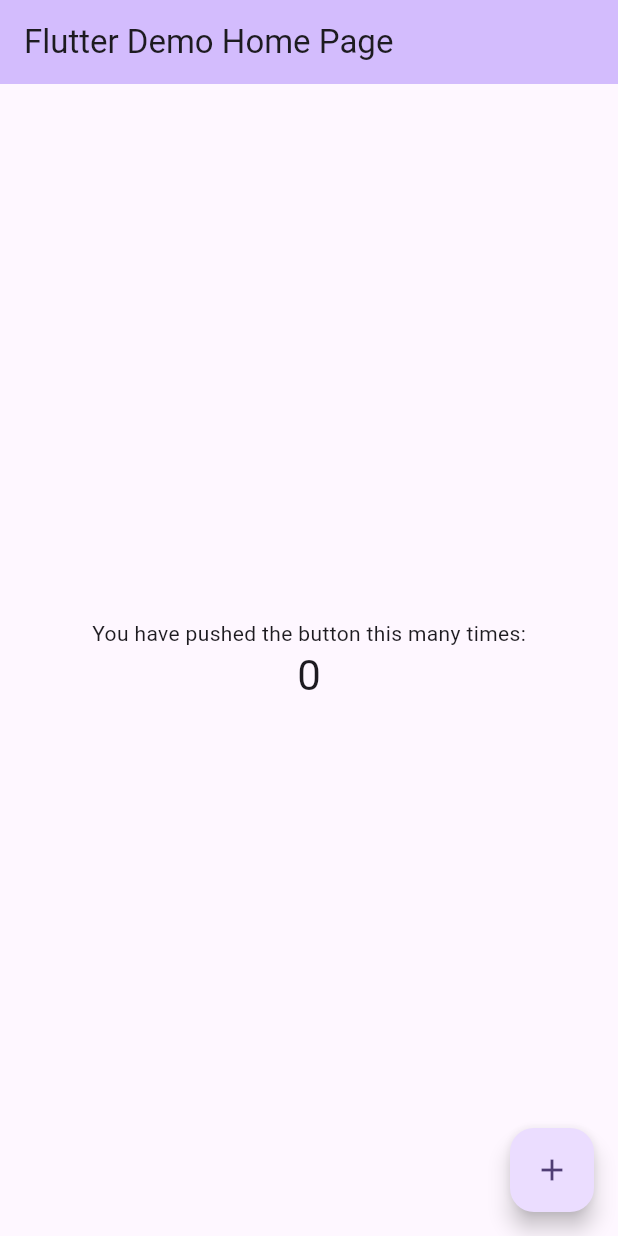
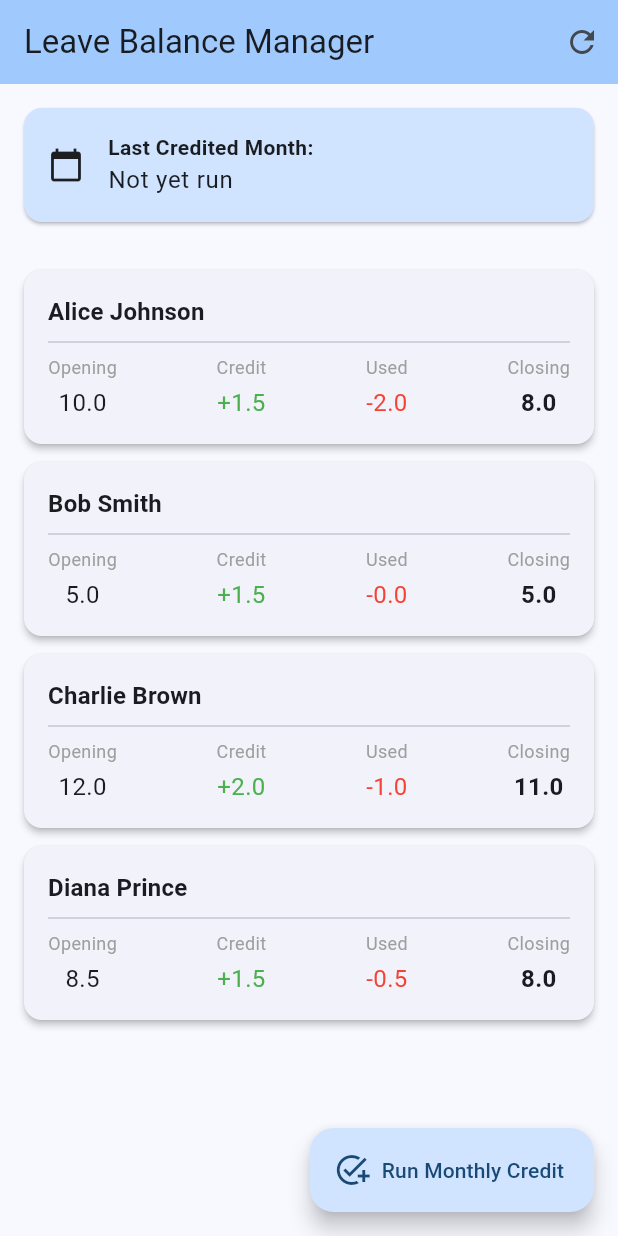
Before and after one commit to could-ai/019ae2f3-b0e4-7717-aeb5-66bb78299f5d, a Flutter app: the screen it shows after launch, on a phone screen of 412 x 824 dp. Run offline on Flutter 3.47's test engine with Material 3 defaults, Android fonts, the phone set to English and light mode, and no system bars.

Commit message:
Created LeaveBalance data model to represent employee leave data.; Created LeaveService to handle business logic, translating the Google Apps Script 'creditMonthlyLeaves' function into Dart.; Created HomeScreen to display employee leave balances and provide a button to trigger the monthly credit logic.; Updated main.dart to set up the application entry point and routing to the new HomeScreen.

```diff
--- a/usr/lib/main.dart
+++ b/usr/lib/main.dart
@@ -1,4 +1,5 @@
 import 'package:flutter/material.dart';
+import 'screens/home_screen.dart';
 
 void main() {
   runApp(const MyApp());
@@ -7,117 +8,19 @@ void main() {
 class MyApp extends StatelessWidget {
   const MyApp({super.key});
 
-  // This widget is the root of your application.
   @override
   Widget build(BuildContext context) {
     return MaterialApp(
-      title: 'Flutter Demo',
+      title: 'Leave Manager',
       debugShowCheckedModeBanner: false,
       theme: ThemeData(
-        // This is the theme of your application.
-        //
-        // TRY THIS: Try running your application with "flutter run". You'll see
-        // the application has a purple toolbar. Then, without quitting the app,
-        // try changing the seedColor in the colorScheme below to Colors.green
-        // and then invoke "hot reload" (save your changes or press the "hot
-        // reload" button in a Flutter-supported IDE, or press "r" if you used
-        // the command line to start the app).
-        //
-        // Notice that the counter didn't reset back to zero; the application
-        // state is not lost during the reload. To reset the state, use hot
-        // restart instead.
-        //
-        // This works for code too, not just values: Most code changes can be
-        // tested with just a hot reload.
-        colorScheme: ColorScheme.fromSeed(seedColor: Colors.deepPurple),
+        colorScheme: ColorScheme.fromSeed(seedColor: Colors.blue),
+        useMaterial3: true,
       ),
       initialRoute: '/',
       routes: {
-        '/': (context) => const MyHomePage(title: 'Flutter Demo Home Page'),
+        '/': (context) => const HomeScreen(),
       },
     );
   }
 }
-
-class MyHomePage extends StatefulWidget {
-  const MyHomePage({super.key, required this.title});
-
-  // This widget is the home page of your application. It is stateful, meaning
-  // that it has a State object (defined below) that contains fields that affect
-  // how it looks.
-
-  // This class is the configuration for the state. It holds the values (in this
-  // case the title) provided by the parent (in this case the App widget) and
-  // used by the build method of the State. Fields in a Widget subclass are
-  // always marked "final".
-
-  final String title;
-
-  @override
-  State<MyHomePage> createState() => _MyHomePageState();
-}
-
-class _MyHomePageState extends State<MyHomePage> {
-  int _counter = 0;
-
-  void _incrementCounter() {
-    setState(() {
-      // This call to setState tells the Flutter framework that something has
-      // changed in this State, which causes it to rerun the build method below
-      // so that the display can reflect the updated values. If we changed
-      // _counter without calling setState(), then the build method would not be
-      // called again, and so nothing would appear to happen.
-      _counter++;
-    });
-  }
-
-  @override
-  Widget build(BuildContext context) {
-    // This method is rerun every time setState is called, for instance as done
-    // by the _incrementCounter method above.
-    //
-    // The Flutter framework has been optimized to make rerunning build methods
-    // fast, so that you can just rebuild anything that needs updating rather
-    // than having to individually change instances of widgets.
-    return Scaffold(
-      appBar: AppBar(
-        // TRY THIS: Try changing the color here to a specific color (to
-        // Colors.amber, perhaps?) and trigger a hot reload to see the AppBar
-        // change color while the other colors stay the same.
-        backgroundColor: Theme.of(context).colorScheme.inversePrimary,
-        // Here we take the value from the MyHomePage object that was created by
-        // the App.build method, and use it to set our appbar title.
-        title: Text(widget.title),
-      ),
-      body: Center(
-        // Center is a layout widget. It takes a single child and positions it
-        // in the middle of the parent.
-        child: Column(
-          // Column is also a layout widget. It takes a list of children and
-          // arranges them vertically. By default, it sizes itself to fit its
-          // children horizontally, and tries to be as tall as its parent.
-          //
-          // Column has various properties to control how it sizes itself and
-          // how it positions its children. Here we use mainAxisAlignment to
-          // center the children vertically; the main axis here is the vertical
-          // axis because Columns are vertical (the cross axis would be
-          // horizontal).
-          //
-          // TRY THIS: Invoke "debug painting" (choose the "Toggle Debug Paint"
-          // action in the IDE, or press "p" in the console), to see the
-          // wireframe for each widget.
-          mainAxisAlignment: MainAxisAlignment.center,
-          children: <Widget>[
-            const Text('You have pushed the button this many times:'),
-            Text('$_counter', style: Theme.of(context).textTheme.headlineMedium),
-          ],
-        ),
-      ),
-      floatingActionButton: FloatingActionButton(
-        onPressed: _incrementCounter,
-        tooltip: 'Increment',
-        child: const Icon(Icons.add),
-      ), // This trailing comma makes auto-formatting nicer for build methods.
-    );
-  }
-}
--- /dev/null
+++ b/usr/lib/models/leave_balance.dart
@@ -0,0 +1,24 @@
+class LeaveBalance {
+  final String id;
+  final String employeeName;
+  double openingBalance;
+  double monthlyCredit;
+  double leavesUsed;
+
+  LeaveBalance({
+    required this.id,
+    required this.employeeName,
+    required this.openingBalance,
+    required this.monthlyCredit,
+    required this.leavesUsed,
+  });
+
+  // Calculated property for Closing Balance
+  // Based on the script context: Closing = Opening (which might already include credit) - Used
+  // However, the script updates 'Opening' by adding 'Credit'.
+  // So if we follow the script:
+  // Before Run: Opening = X.
+  // After Run: Opening = X + Credit.
+  // Closing Balance is typically (Current Opening - Used).
+  double get closingBalance => openingBalance - leavesUsed;
+}
--- /dev/null
+++ b/usr/lib/screens/home_screen.dart
@@ -0,0 +1,165 @@
+import 'package:flutter/material.dart';
+import '../services/leave_service.dart';
+import '../models/leave_balance.dart';
+
+class HomeScreen extends StatefulWidget {
+  const HomeScreen({super.key});
+
+  @override
+  State<HomeScreen> createState() => _HomeScreenState();
+}
+
+class _HomeScreenState extends State<HomeScreen> {
+  final LeaveService _leaveService = LeaveService();
+
+  @override
+  void initState() {
+    super.initState();
+    // Listen to changes in service
+    _leaveService.addListener(_onServiceUpdate);
+  }
+
+  @override
+  void dispose() {
+    _leaveService.removeListener(_onServiceUpdate);
+    super.dispose();
+  }
+
+  void _onServiceUpdate() {
+    setState(() {});
+  }
+
+  void _handleCreditLeaves() {
+    final message = _leaveService.creditMonthlyLeaves();
+    ScaffoldMessenger.of(context).showSnackBar(
+      SnackBar(
+        content: Text(message),
+        backgroundColor: message.contains("Already") ? Colors.orange : Colors.green,
+      ),
+    );
+  }
+
+  @override
+  Widget build(BuildContext context) {
+    return Scaffold(
+      appBar: AppBar(
+        title: const Text('Leave Balance Manager'),
+        backgroundColor: Theme.of(context).colorScheme.inversePrimary,
+        actions: [
+          IconButton(
+            icon: const Icon(Icons.refresh),
+            tooltip: 'Reset Demo',
+            onPressed: () {
+              _leaveService.resetDemo();
+              ScaffoldMessenger.of(context).showSnackBar(
+                const SnackBar(content: Text("Demo data reset.")),
+              );
+            },
+          )
+        ],
+      ),
+      body: Column(
+        children: [
+          _buildHeaderCard(),
+          Expanded(
+            child: ListView.builder(
+              itemCount: _leaveService.leaves.length,
+              padding: const EdgeInsets.all(16),
+              itemBuilder: (context, index) {
+                final employee = _leaveService.leaves[index];
+                return _buildEmployeeCard(employee);
+              },
+            ),
+          ),
+        ],
+      ),
+      floatingActionButton: FloatingActionButton.extended(
+        onPressed: _handleCreditLeaves,
+        icon: const Icon(Icons.add_task),
+        label: const Text('Run Monthly Credit'),
+      ),
+    );
+  }
+
+  Widget _buildHeaderCard() {
+    return Card(
+      margin: const EdgeInsets.all(16),
+      color: Theme.of(context).colorScheme.primaryContainer,
+      child: Padding(
+        padding: const EdgeInsets.all(16.0),
+        child: Row(
+          children: [
+            const Icon(Icons.calendar_today),
+            const SizedBox(width: 16),
+            Column(
+              crossAxisAlignment: CrossAxisAlignment.start,
+              children: [
+                const Text(
+                  "Last Credited Month:",
+                  style: TextStyle(fontWeight: FontWeight.bold),
+                ),
+                Text(
+                  _leaveService.lastCreditedMonth.isEmpty
+                      ? "Not yet run"
+                      : _leaveService.lastCreditedMonth,
+                  style: Theme.of(context).textTheme.bodyLarge,
+                ),
+              ],
+            ),
+          ],
+        ),
+      ),
+    );
+  }
+
+  Widget _buildEmployeeCard(LeaveBalance employee) {
+    return Card(
+      elevation: 2,
+      margin: const EdgeInsets.only(bottom: 12),
+      child: Padding(
+        padding: const EdgeInsets.all(16.0),
+        child: Column(
+          crossAxisAlignment: CrossAxisAlignment.start,
+          children: [
+            Text(
+              employee.employeeName,
+              style: Theme.of(context).textTheme.titleMedium?.copyWith(
+                    fontWeight: FontWeight.bold,
+                  ),
+            ),
+            const Divider(),
+            Row(
+              mainAxisAlignment: MainAxisAlignment.spaceBetween,
+              children: [
+                _buildStat("Opening", employee.openingBalance.toStringAsFixed(1)),
+                _buildStat("Credit", "+${employee.monthlyCredit.toStringAsFixed(1)}", color: Colors.green),
+                _buildStat("Used", "-${employee.leavesUsed.toStringAsFixed(1)}", color: Colors.red),
+                _buildStat("Closing", employee.closingBalance.toStringAsFixed(1), isBold: true),
+              ],
+            ),
+          ],
+        ),
+      ),
+    );
+  }
+
+  Widget _buildStat(String label, String value, {Color? color, bool isBold = false}) {
+    return Column(
+      children: [
+        Text(
+          label,
+          style: const TextStyle(fontSize: 12, color: Colors.grey),
+        ),
+        const SizedBox(height: 4),
+        Text(
+          value,
+          style: TextStyle(
+            fontSize: 16,
+            fontWeight: isBold ? FontWeight.bold : FontWeight.normal,
+            color: color,
+          ),
+        ),
+      ],
+    );
+  }
+}
--- /dev/null
+++ b/usr/lib/services/leave_service.dart
@@ -0,0 +1,60 @@
+import 'package:flutter/foundation.dart';
+import '../models/leave_balance.dart';
+
+class LeaveService extends ChangeNotifier {
+  // Singleton pattern for easy access
+  static final LeaveService _instance = LeaveService._internal();
+  factory LeaveService() => _instance;
+  LeaveService._internal();
+
+  // Mock Data
+  final List<LeaveBalance> _leaves = [
+    LeaveBalance(id: '1', employeeName: 'Alice Johnson', openingBalance: 10.0, monthlyCredit: 1.5, leavesUsed: 2.0),
+    LeaveBalance(id: '2', employeeName: 'Bob Smith', openingBalance: 5.0, monthlyCredit: 1.5, leavesUsed: 0.0),
+    LeaveBalance(id: '3', employeeName: 'Charlie Brown', openingBalance: 12.0, monthlyCredit: 2.0, leavesUsed: 1.0),
+    LeaveBalance(id: '4', employeeName: 'Diana Prince', openingBalance: 8.5, monthlyCredit: 1.5, leavesUsed: 0.5),
+  ];
+
+  String _lastCreditedMonth = ""; // Stores "YYYY-MM"
+
+  List<LeaveBalance> get leaves => _leaves;
+  String get lastCreditedMonth => _lastCreditedMonth;
+
+  // The logic translated from the provided Google Apps Script
+  String creditMonthlyLeaves() {
+    final now = DateTime.now();
+    final y = now.year;
+    final m = now.month.toString().padLeft(2, '0');
+    final thisMonthKey = "$y-$m";
+
+    if (_lastCreditedMonth == thisMonthKey) {
+      return "Already credited for this month ($thisMonthKey).";
+    }
+
+    // Iterate and update balances
+    for (var employee in _leaves) {
+      // Logic: opening = opening + credit
+      // In the script, it updates the cell value for Opening Balance.
+      employee.openingBalance += employee.monthlyCredit;
+
+      // Note: In a real app, we might want to reset 'leavesUsed' for the new month
+      // or archive the previous month's data, but we will stick strictly to the provided script's logic
+      // which only updates the opening balance.
+    }
+
+    _lastCreditedMonth = thisMonthKey;
+    notifyListeners(); // Update UI
+    return "Successfully credited leaves for $thisMonthKey.";
+  }
+
+  // Helper to reset for demo purposes
+  void resetDemo() {
+    _lastCreditedMonth = "";
+    // Reset balances to initial mock values
+    _leaves[0].openingBalance = 10.0;
+    _leaves[1].openingBalance = 5.0;
+    _leaves[2].openingBalance = 12.0;
+    _leaves[3].openingBalance = 8.5;
+    notifyListeners();
+  }
+}
```
